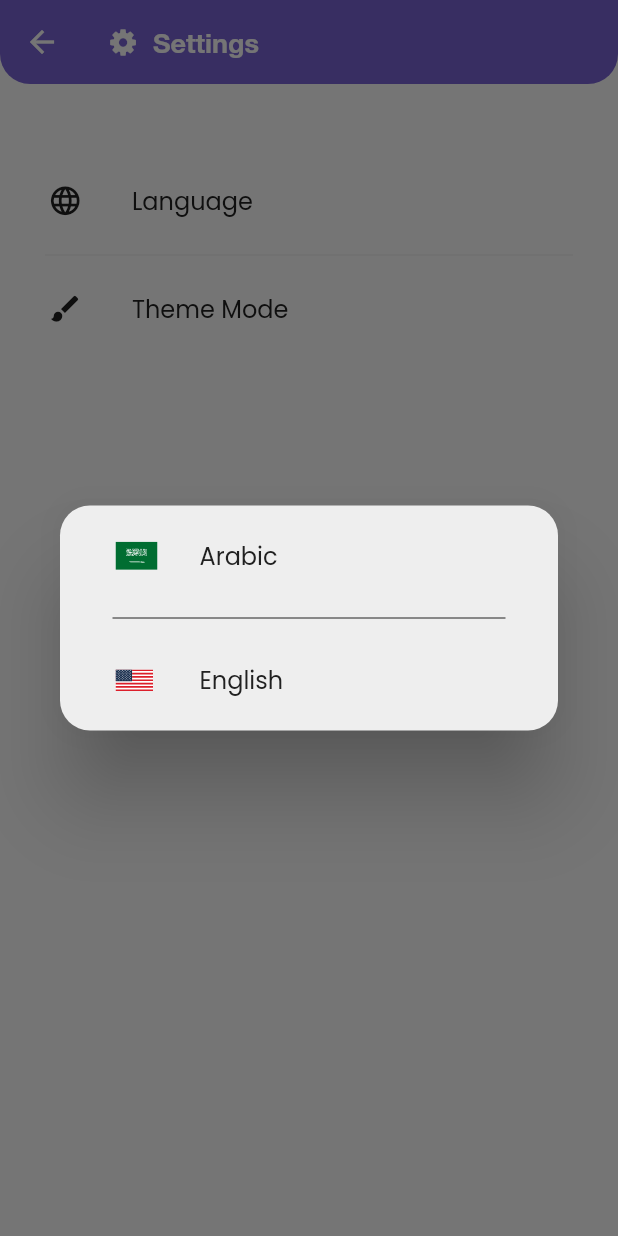
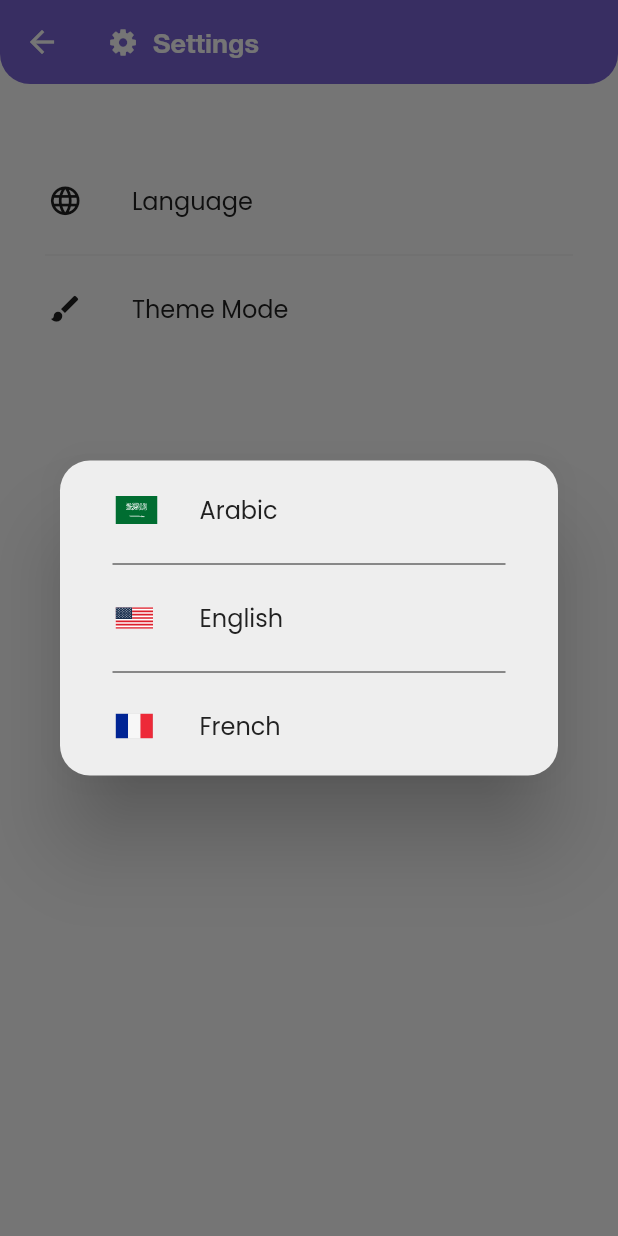
Before and after one commit to Alan47745/cally, a Flutter app: the Settings screen opened directly, after a tap on "Language", on a phone screen of 412 x 824 dp. Run offline on Flutter 3.47's test engine with Material 2 defaults, Android fonts, the light colour scheme and no system bars; our stand-ins replace contacts_service, flutter_speed_dial, flutter_svg, flutter_zoom_drawer, fluttertoast, permission_handler and 2 more; missing offline and left inert: call_log, flutter_phone_direct_caller; accounts and stored records are empty.

Commit message:
Update 02:38 25/6/2022

```diff
--- a/lib/languages/en.json
+++ b/lib/languages/en.json
@@ -42,5 +42,6 @@
     "delete":"Delete",
     "cancel":"Cancel",
     "areYouSure":"Are you sure to delete",
-    "edit":"Edit"
+    "edit":"Edit",
+    "french": "French"
 }
--- a/lib/languages/fr.json
+++ b/lib/languages/fr.json
@@ -42,5 +42,6 @@
     "delete": "Supprimer",
     "cancel": "Annuler",
     "areYouSure": "Êtes-vous sûr de supprimer",
-    "edit": "Éditer"
+    "edit": "Éditer",
+    "french": "Français"
 }
--- a/lib/view/pages/settings.dart
+++ b/lib/view/pages/settings.dart
@@ -69,9 +69,11 @@ class _SettingsState extends State<Settings> {
                         borderRadius: BorderRadius.circular(20.0),
                       ),
                       child: Container(
-                        padding: const EdgeInsets.symmetric(horizontal: 5.0),
-                        height: 150.0,
+                        padding: const EdgeInsets.symmetric(
+                            horizontal: 5.0, vertical: 5.0),
+                        // height: 150.0,
                         child: Column(
+                          mainAxisSize: MainAxisSize.min,
                           mainAxisAlignment: MainAxisAlignment.spaceEvenly,
                           children: [
                             MaterialButton(
@@ -121,12 +123,12 @@ class _SettingsState extends State<Settings> {
                               endIndent: 30.0,
                             ),
                             MaterialButton(
-                              shape: const RoundedRectangleBorder(
-                                borderRadius: BorderRadius.only(
-                                  bottomLeft: Radius.circular(20.0),
-                                  bottomRight: Radius.circular(20.0),
-                                ),
-                              ),
+                              // shape: const RoundedRectangleBorder(
+                              //   borderRadius: BorderRadius.only(
+                              //     bottomLeft: Radius.circular(20.0),
+                              //     bottomRight: Radius.circular(20.0),
+                              //   ),
+                              // ),
                               onPressed: () {
                                 setState(() {
                                   MyApp.setLocale(
@@ -153,6 +155,52 @@ class _SettingsState extends State<Settings> {
                                 ),
                                 leading: SvgPicture.asset(
                                   'assets/img/english_flag.svg',
+                                  alignment: Alignment.center,
+                                  height: 25.0,
+                                  width: 25.0,
+                                ),
+                              ),
+                            ),
+                            Divider(
+                              color: themeProvider.isDarkMode == true
+                                  ? Colors.grey[600]
+                                  : MyTheme.lightTheme.primaryColor,
+                              indent: 30.0,
+                              endIndent: 30.0,
+                            ),
+                            MaterialButton(
+                              shape: const RoundedRectangleBorder(
+                                borderRadius: BorderRadius.only(
+                                  bottomLeft: Radius.circular(20.0),
+                                  bottomRight: Radius.circular(20.0),
+                                ),
+                              ),
+                              onPressed: () {
+                                setState(() {
+                                  MyApp.setLocale(
+                                      context, const Locale('en', 'US'));
+
+                                  languageCode = 'en';
+                                  countryCode = 'US';
+                                  CacheHelper.saveData(
+                                      key: 'languageCode', value: languageCode);
+                                  CacheHelper.saveData(
+                                      key: 'countryCode', value: countryCode);
+                                });
+                                Navigator.pop(context);
+                              },
+                              child: ListTile(
+                                title: Text(
+                                  '${AppLocalization.of(context)?.getTranslatedValue('french')}',
+                                  style: TextStyle(
+                                    color: themeProvider.isDarkMode == true
+                                        ? MyTheme.darkTheme.primaryColor
+                                        : MyTheme.lightTheme.primaryColor,
+                                    fontSize: 16.0,
+                                  ),
+                                ),
+                                leading: SvgPicture.asset(
+                                  'assets/img/french_flag.svg',
                                   alignment: Alignment.center,
                                   height: 25.0,
                                   width: 25.0,
```
Also changed, not shown: assets/img/french_flag.svg (added).
